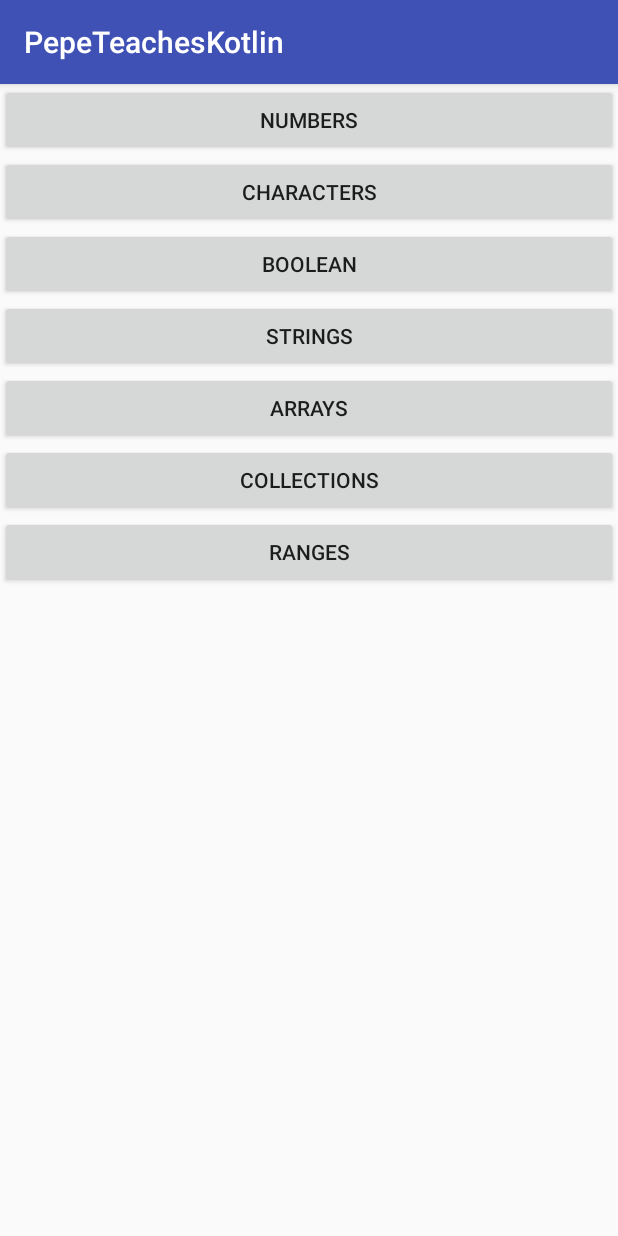
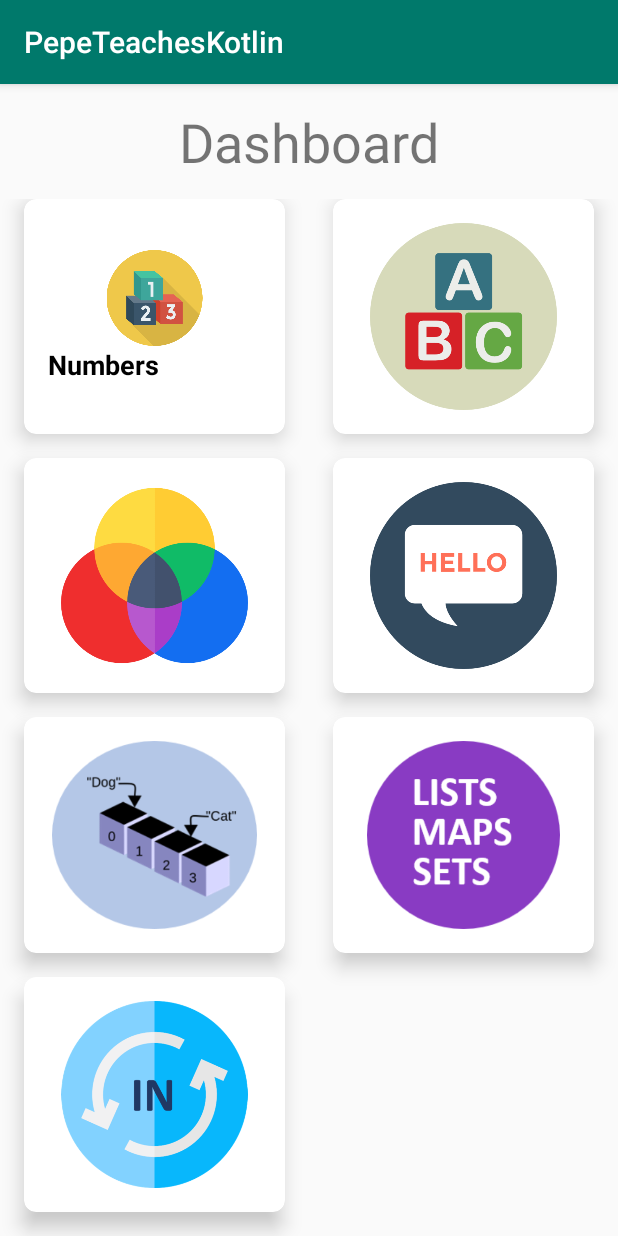
Before and after one commit to quentinkhoo/pepeteacheskotlin, an Android app: the screen it shows after launch (BasicTypesActivity before the commit, TestActivity after it), after a tap on "Lesson 1", on a phone screen of 412 x 824 dp. Run offline under Robolectric (Android 15) with nearby library versions, the phone set to English and light mode, and no system bars.

Commit message:
designed in testactivity for lessons

```diff
--- a/app/src/main/AndroidManifest.xml
+++ b/app/src/main/AndroidManifest.xml
@@ -30,7 +30,8 @@
         <activity android:name=".ARActivity" />
         <activity android:name=".Lesson2Activity" />
         <activity android:name=".BasicTypesActivity" />
-        <activity android:name=".BasicTypesNumbersLessonActivity"></activity>
+        <activity android:name=".BasicTypesNumbersLessonActivity" />
+        <activity android:name=".TestActivity"></activity>
     </application>
 
 </manifest>
--- a/app/src/main/java/com/quentin/is3261/pepeteacheskotlin/MainActivity.kt
+++ b/app/src/main/java/com/quentin/is3261/pepeteacheskotlin/MainActivity.kt
@@ -20,7 +20,7 @@ class MainActivity : AppCompatActivity() {
 
         val cardviewlesson1 = findViewById<CardView>(R.id.cardviewlesson1)
         cardviewlesson1.setOnClickListener {
-            val BasicTypesActivity = Intent(this, BasicTypesActivity::class.java)
+            val BasicTypesActivity = Intent(this, TestActivity::class.java)
             startActivity(BasicTypesActivity)
         }
 
--- /dev/null
+++ b/app/src/main/java/com/quentin/is3261/pepeteacheskotlin/TestActivity.kt
@@ -0,0 +1,15 @@
+package com.quentin.is3261.pepeteacheskotlin
+
+import android.support.v7.app.AppCompatActivity
+import android.os.Bundle
+import android.widget.GridView
+import android.widget.ScrollView
+
+class TestActivity : AppCompatActivity() {
+
+    override fun onCreate(savedInstanceState: Bundle?) {
+        super.onCreate(savedInstanceState)
+        setContentView(R.layout.activity_test)
+
+    }
+}
--- /dev/null
+++ b/app/src/main/res/layout/activity_test.xml
@@ -0,0 +1,348 @@
+<?xml version="1.0" encoding="utf-8"?>
+<LinearLayout xmlns:android="http://schemas.android.com/apk/res/android"
+    xmlns:app="http://schemas.android.com/apk/res-auto"
+    xmlns:tools="http://schemas.android.com/tools"
+    android:layout_width="match_parent"
+    android:layout_height="match_parent"
+    android:id="@+id/scrollview_1"
+    android:orientation="vertical"
+    android:weightSum="10"
+    tools:context=".TestActivity">
+
+
+        <RelativeLayout
+            android:id="@+id/relative_1"
+            android:layout_width="match_parent"
+            android:layout_height="0dp"
+            android:layout_weight="1">
+
+            <TextView
+                android:id="@+id/textGrid"
+                android:layout_width="wrap_content"
+                android:layout_height="wrap_content"
+                android:layout_centerInParent="true"
+                android:text="Dashboard"
+                android:textSize="36sp" />
+        </RelativeLayout>
+
+
+        <GridLayout
+            android:id="@+id/mainGrid"
+            android:layout_width="match_parent"
+            android:layout_height="0dp"
+            android:layout_weight="9"
+            android:alignmentMode="alignMargins"
+            android:columnCount="2"
+            android:columnOrderPreserved="false"
+
+            android:rowCount="4">
+
+
+            <!--Row 1-->
+            <!-- Col 1 -->
+            <android.support.v7.widget.CardView
+                android:id="@+id/card_numbers"
+                android:layout_width="0dp"
+                android:layout_height="0dp"
+                android:layout_columnWeight="1"
+                android:layout_marginBottom="16dp"
+                android:layout_marginLeft="16dp"
+                android:layout_marginRight="16dp"
+                android:layout_row="0"
+                android:layout_rowWeight="1"
+                android:clickable="true"
+                android:focusable="true"
+                android:padding="0dp"
+                app:cardCornerRadius="8dp"
+                app:cardElevation="8dp">
+
+                <LinearLayout
+
+                    android:layout_width="wrap_content"
+                    android:layout_height="wrap_content"
+                    android:layout_gravity="center_horizontal|center_vertical"
+                    android:layout_margin="16dp"
+                    android:orientation="vertical">
+
+                    <ImageView
+                        android:layout_width="wrap_content"
+                        android:layout_height="64dp"
+                        android:layout_gravity="center_horizontal"
+                        android:src="@drawable/number" />
+
+                    <TextView
+                        android:layout_width="wrap_content"
+                        android:layout_height="wrap_content"
+                        android:text="Numbers"
+                        android:textAlignment="center"
+                        android:textColor="@android:color/black"
+                        android:textSize="18sp"
+                        android:textStyle="bold" />
+
+
+                </LinearLayout>
+            </android.support.v7.widget.CardView>
+
+            <android.support.v7.widget.CardView
+                android:id="@+id/card_characters"
+                android:layout_width="0dp"
+                android:layout_height="0dp"
+                android:layout_columnWeight="1"
+                android:layout_marginBottom="16dp"
+                android:layout_marginLeft="16dp"
+                android:layout_marginRight="16dp"
+                android:layout_row="0"
+                android:layout_rowWeight="1"
+                android:clickable="true"
+                android:focusable="true"
+                android:padding="0dp"
+                app:cardCornerRadius="8dp"
+                app:cardElevation="8dp">
+
+                <LinearLayout
+
+                    android:layout_width="wrap_content"
+                    android:layout_height="wrap_content"
+                    android:layout_gravity="center_horizontal|center_vertical"
+                    android:layout_margin="16dp"
+                    android:orientation="vertical">
+
+                    <ImageView
+                        android:layout_width="wrap_content"
+                        android:layout_height="wrap_content"
+                        android:layout_gravity="center_horizontal"
+                        android:src="@drawable/alphabet" />
+
+                    <TextView
+                        android:layout_width="wrap_content"
+                        android:layout_height="wrap_content"
+                        android:text="Characters"
+                        android:textAlignment="center"
+                        android:textColor="@android:color/black"
+                        android:textSize="18sp"
+                        android:textStyle="bold" />
+
+
+                </LinearLayout>
+            </android.support.v7.widget.CardView>
+
+            <android.support.v7.widget.CardView
+                android:id="@+id/card_boolean"
+                android:layout_width="0dp"
+                android:layout_height="0dp"
+                android:layout_columnWeight="1"
+                android:layout_marginBottom="16dp"
+                android:layout_marginLeft="16dp"
+                android:layout_marginRight="16dp"
+                android:layout_row="0"
+                android:layout_rowWeight="1"
+                android:clickable="true"
+                android:focusable="true"
+                android:padding="0dp"
+                app:cardCornerRadius="8dp"
+                app:cardElevation="8dp">
+
+                <LinearLayout
+
+                    android:layout_width="wrap_content"
+                    android:layout_height="wrap_content"
+                    android:layout_gravity="center_horizontal|center_vertical"
+                    android:layout_margin="16dp"
+                    android:orientation="vertical">
+
+                    <ImageView
+                        android:layout_width="wrap_content"
+                        android:layout_height="wrap_content"
+                        android:layout_gravity="center_horizontal"
+                        android:src="@drawable/venn_diagram" />
+
+                    <TextView
+                        android:layout_width="wrap_content"
+                        android:layout_height="wrap_content"
+                        android:text="Numbers"
+                        android:textAlignment="center"
+                        android:textColor="@android:color/black"
+                        android:textSize="18sp"
+                        android:textStyle="bold" />
+
+
+                </LinearLayout>
+            </android.support.v7.widget.CardView>
+
+            <android.support.v7.widget.CardView
+                android:id="@+id/card_string"
+                android:layout_width="0dp"
+                android:layout_height="0dp"
+                android:layout_columnWeight="1"
+                android:layout_marginBottom="16dp"
+                android:layout_marginLeft="16dp"
+                android:layout_marginRight="16dp"
+                android:layout_row="0"
+                android:layout_rowWeight="1"
+                android:clickable="true"
+                android:focusable="true"
+                android:padding="0dp"
+                app:cardCornerRadius="8dp"
+                app:cardElevation="8dp">
+
+                <LinearLayout
+
+                    android:layout_width="wrap_content"
+                    android:layout_height="wrap_content"
+                    android:layout_gravity="center_horizontal|center_vertical"
+                    android:layout_margin="16dp"
+                    android:orientation="vertical">
+
+                    <ImageView
+                        android:layout_width="wrap_content"
+                        android:layout_height="wrap_content"
+                        android:layout_gravity="center_horizontal"
+                        android:src="@drawable/chat" />
+
+                    <TextView
+                        android:layout_width="wrap_content"
+                        android:layout_height="wrap_content"
+                        android:text="Numbers"
+                        android:textAlignment="center"
+                        android:textColor="@android:color/black"
+                        android:textSize="18sp"
+                        android:textStyle="bold" />
+
+
+                </LinearLayout>
+            </android.support.v7.widget.CardView>
+
+            <android.support.v7.widget.CardView
+                android:id="@+id/card_array"
+                android:layout_width="0dp"
+                android:layout_height="0dp"
+                android:layout_columnWeight="1"
+                android:layout_marginBottom="16dp"
+                android:layout_marginLeft="16dp"
+                android:layout_marginRight="16dp"
+                android:layout_row="0"
+                android:layout_rowWeight="1"
+                android:clickable="true"
+                android:focusable="true"
+                android:padding="0dp"
+                app:cardCornerRadius="8dp"
+                app:cardElevation="8dp">
+
+                <LinearLayout
+
+                    android:layout_width="wrap_content"
+                    android:layout_height="wrap_content"
+                    android:layout_gravity="center_horizontal|center_vertical"
+                    android:layout_margin="16dp"
+                    android:orientation="vertical">
+
+                    <ImageView
+                        android:layout_width="wrap_content"
+                        android:layout_height="wrap_content"
+                        android:layout_gravity="center_horizontal"
+                        android:src="@drawable/array_edited" />
+
+                    <TextView
+                        android:layout_width="wrap_content"
+                        android:layout_height="wrap_content"
+                        android:text="Numbers"
+                        android:textAlignment="center"
+                        android:textColor="@android:color/black"
+                        android:textSize="18sp"
+                        android:textStyle="bold" />
+
+
+                </LinearLayout>
+            </android.support.v7.widget.CardView>
+
+            <android.support.v7.widget.CardView
+                android:id="@+id/card_collections"
+                android:layout_width="0dp"
+                android:layout_height="0dp"
+                android:layout_columnWeight="1"
+                android:layout_marginBottom="16dp"
+                android:layout_marginLeft="16dp"
+                android:layout_marginRight="16dp"
+                android:layout_row="0"
+                android:layout_rowWeight="1"
+                android:clickable="true"
+                android:focusable="true"
+                android:padding="0dp"
+                app:cardCornerRadius="8dp"
+                app:cardElevation="8dp">
+
+                <LinearLayout
+
+                    android:layout_width="wrap_content"
+                    android:layout_height="wrap_content"
+                    android:layout_gravity="center_horizontal|center_vertical"
+                    android:layout_margin="16dp"
+                    android:orientation="vertical">
+
+                    <ImageView
+                        android:layout_width="wrap_content"
+                        android:layout_height="wrap_content"
+                        android:layout_gravity="center_horizontal"
+                        android:src="@drawable/collections" />
+
+                    <TextView
+                        android:layout_width="wrap_content"
+                        android:layout_height="wrap_content"
+                        android:text="Numbers"
+                        android:textAlignment="center"
+                        android:textColor="@android:color/black"
+                        android:textSize="18sp"
+                        android:textStyle="bold" />
+
+
+                </LinearLayout>
+            </android.support.v7.widget.CardView>
+
+            <android.support.v7.widget.CardView
+                android:id="@+id/card_range"
+                android:layout_width="0dp"
+                android:layout_height="0dp"
+                android:layout_columnWeight="1"
+                android:layout_marginBottom="16dp"
+                android:layout_marginLeft="16dp"
+                android:layout_marginRight="16dp"
+                android:layout_row="0"
+                android:layout_rowWeight="1"
+                android:clickable="true"
+                android:focusable="true"
+                android:padding="0dp"
+                app:cardCornerRadius="8dp"
+                app:cardElevation="8dp">
+
+                <LinearLayout
+
+                    android:layout_width="wrap_content"
+                    android:layout_height="wrap_content"
+                    android:layout_gravity="center_horizontal|center_vertical"
+                    android:layout_margin="16dp"
+                    android:orientation="vertical">
+
+                    <ImageView
+                        android:layout_width="wrap_content"
+                        android:layout_height="wrap_content"
+                        android:layout_gravity="center_horizontal"
+                        android:src="@drawable/range" />
+
+                    <TextView
+                        android:layout_width="wrap_content"
+                        android:layout_height="wrap_content"
+                        android:text="Numbers"
+                        android:textAlignment="center"
+                        android:textColor="@android:color/black"
+                        android:textSize="18sp"
+                        android:textStyle="bold" />
+
+
+                </LinearLayout>
+            </android.support.v7.widget.CardView>
+
+        </GridLayout>
+
+
+
+</LinearLayout>
--- a/app/src/main/res/values/colors.xml
+++ b/app/src/main/res/values/colors.xml
@@ -1,6 +1,13 @@
 <?xml version="1.0" encoding="utf-8"?>
 <resources>
-    <color name="colorPrimary">#3F51B5</color>
-    <color name="colorPrimaryDark">#303F9F</color>
-    <color name="colorAccent">#FF4081</color>
+    <color name="colorPrimary">#00796B</color>
+    <color name="colorPrimaryDark">#00695C</color>
+    <color name="colorAccent">#64FFDA</color>
+    <color name="purple">#7c4dff</color>
+    <color name="yellow">#ffb300</color>
+    <color name="green">#00bfa5</color>
+    <color name="darkblue">#2980b9</color>
+    <color name="darkpurple">#a569bd</color>
+    <color name="pinky">#fe104d</color>
+    <color name="lightgray">#808080</color>
 </resources>
--- a/app/src/main/res/values/strings.xml
+++ b/app/src/main/res/values/strings.xml
@@ -7,7 +7,7 @@
     <string name="lesson2type">Packages and Imports</string>
 
     <string name="lesson3">Lesson 3</string>
-    <string name="lesson3type">Control Flowwww</string>
+    <string name="lesson3type">Control Flow</string>
 
     <string name="hello_blank_fragment">Hello blank fragment</string>
     <string name="basicTypes">Basic Types</string>
@@ -29,5 +29,4 @@
         it will generate the following output.</string>
 
 
-
 </resources>
```
Also changed, not shown: app/src/main/res/drawable/alphabet.png (added), app/src/main/res/drawable/array_edited.png (added), app/src/main/res/drawable/chat.png (added), app/src/main/res/drawable/collections.png (added), app/src/main/res/drawable/number.png (added), app/src/main/res/drawable/range.png (added), app/src/main/res/drawable/venn_diagram.png (added), 3 other files.
